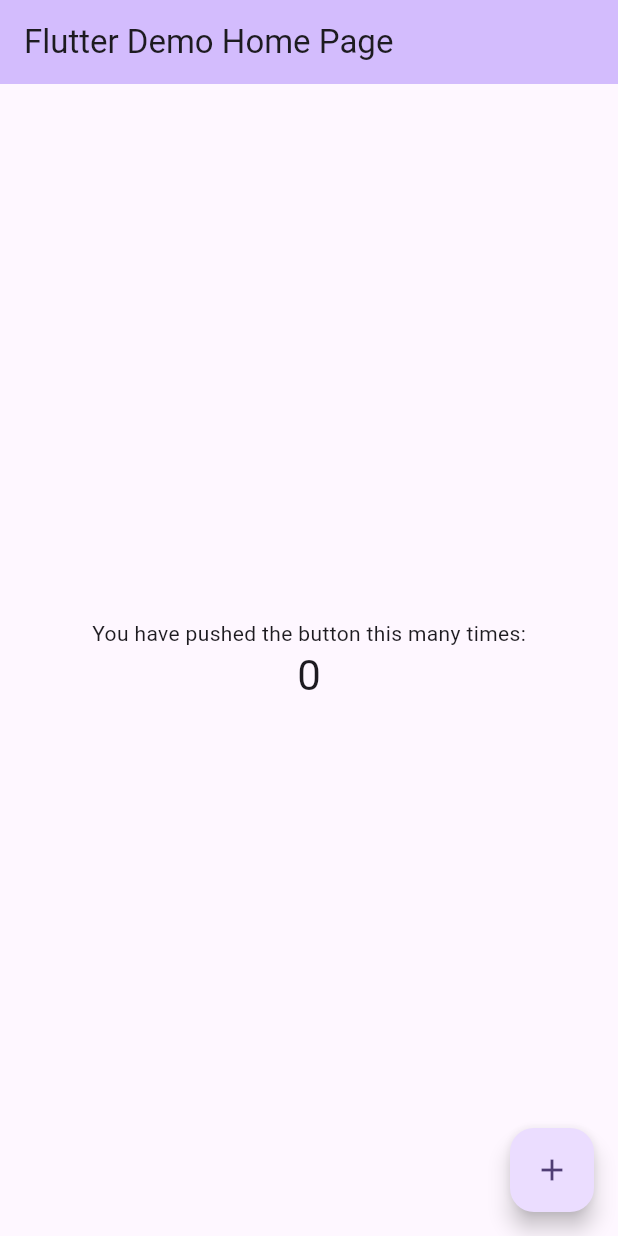
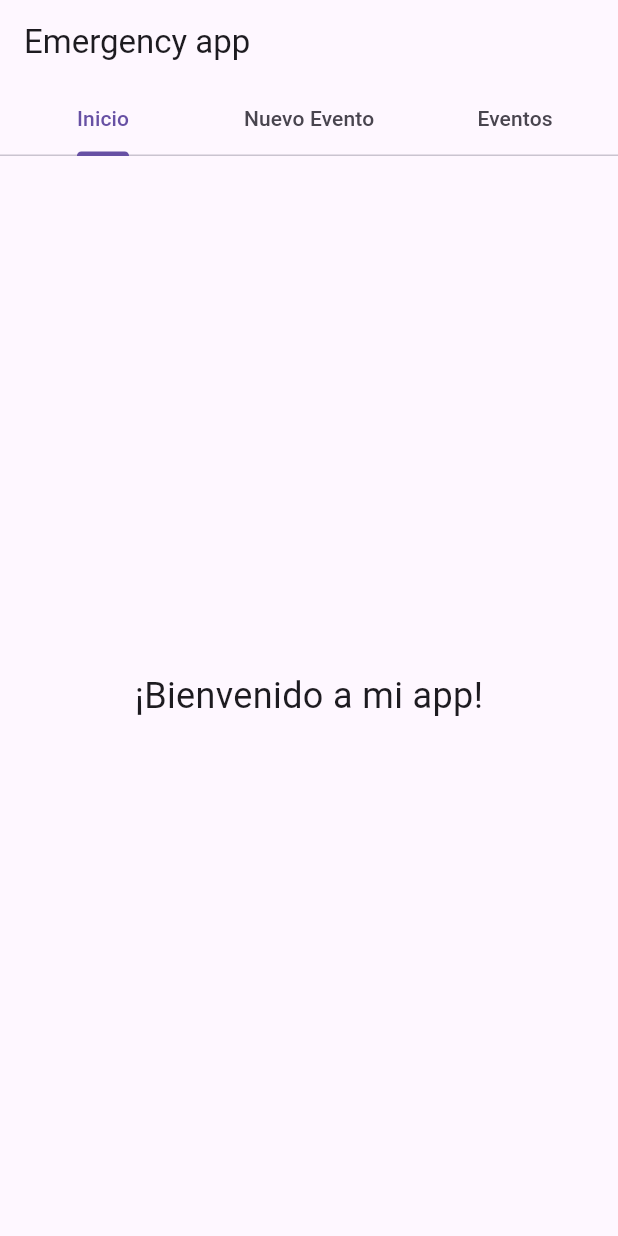
Before and after one commit to Russ120/Emergency_app, a Flutter app: the screen it shows after launch, on a phone screen of 412 x 824 dp. Run offline on Flutter 3.47's test engine with Material 3 defaults, Android fonts, the phone set to English and light mode, and no system bars; our stand-ins replace sqflite; accounts and stored records are empty.

Commit message:
Creacion de el apartado Nuevo registro y el menu

```diff
--- a/lib/db.dart
+++ b/lib/database/db.dart
@@ -1,6 +1,6 @@
 // ignore_for_file: unused_element, unused_local_variable, avoid_print
 
-import 'package:examen_2_emergency_app/evento.dart';
+import 'package:examen_2_emergency_app/database/evento.dart';
 import 'package:path/path.dart';
 import 'package:sqflite/sqflite.dart';
 
@@ -15,7 +15,7 @@ class DB {
           //este metodo es para decir que si no esta creada la base de datos se ejetara la primera ves esto
           onCreate: (db, version) {
         db.execute(
-            'CREATE  TABLE eventos (id INTEGER PRIMARY KEY, title TEXT, description TEXT, date TEXT, photo TEXT  )');
+            'CREATE TABLE eventos (id INTEGER PRIMARY KEY AUTOINCREMENT, title TEXT, description TEXT, date TEXT, photo TEXT)');
       },
           // Aqui se define la version para que luego pueda hacer otra operacion y aqui le digo que esta será la uno
           version: 1);
--- a/lib/evento.dart
+++ b/lib/database/evento.dart
@@ -1,14 +1,14 @@
 class Evento {
   // Caracteristicas / Propiedades
-  int id;
+  int? id;
   String title;
   String description;
-  DateTime date;
+  DateTime? date;
   String photo;
 
   //constructor
   Evento(
-      {required this.id,
+      {this.id,
       required this.title,
       required this.description,
       required this.date,
@@ -20,7 +20,7 @@ class Evento {
       "id": id,
       "title": title,
       "description": description,
-      "date": date.toIso8601String(),
+      "date": date!.toIso8601String(),
       "photo": photo
     };
   }
--- a/lib/main.dart
+++ b/lib/main.dart
@@ -1,125 +1,27 @@
+// ignore_for_file: prefer_const_literals_to_create_immutables, prefer_const_constructors, use_key_in_widget_constructors
+
 import 'package:flutter/material.dart';
+
+import 'pages/RegistrarEventos.dart';
+import 'pages/menu.dart';
 
 void main() {
   runApp(const MyApp());
 }
 
 class MyApp extends StatelessWidget {
-  const MyApp({super.key});
-
-  // This widget is the root of your application.
+  const MyApp({Key? key})
+      : super(key: key); // Corrección en la definición del constructor
   @override
   Widget build(BuildContext context) {
     return MaterialApp(
       title: 'Flutter Demo',
-      theme: ThemeData(
-        // This is the theme of your application.
-        //
-        // TRY THIS: Try running your application with "flutter run". You'll see
-        // the application has a purple toolbar. Then, without quitting the app,
-        // try changing the seedColor in the colorScheme below to Colors.green
-        // and then invoke "hot reload" (save your changes or press the "hot
-        // reload" button in a Flutter-supported IDE, or press "r" if you used
-        // the command line to start the app).
-        //
-        // Notice that the counter didn't reset back to zero; the application
-        // state is not lost during the reload. To reset the state, use hot
-        // restart instead.
-        //
-        // This works for code too, not just values: Most code changes can be
-        // tested with just a hot reload.
-        colorScheme: ColorScheme.fromSeed(seedColor: Colors.deepPurple),
-        useMaterial3: true,
-      ),
-      home: const MyHomePage(title: 'Flutter Demo Home Page'),
+      home:
+          TabMenuPage(), // Cambié WelcomePage() por TabMenuPage() para tener el menú en la página de inicio
+      routes: {
+        '/nuevo_evento': (context) => NuevoEventoForm(),
+      },
+      debugShowCheckedModeBanner: false, // Elimina la cinta de depuración
     );
   }
 }
-
-class MyHomePage extends StatefulWidget {
-  const MyHomePage({super.key, required this.title});
-
-  // This widget is the home page of your application. It is stateful, meaning
-  // that it has a State object (defined below) that contains fields that affect
-  // how it looks.
-
-  // This class is the configuration for the state. It holds the values (in this
-  // case the title) provided by the parent (in this case the App widget) and
-  // used by the build method of the State. Fields in a Widget subclass are
-  // always marked "final".
-
-  final String title;
-
-  @override
-  State<MyHomePage> createState() => _MyHomePageState();
-}
-
-class _MyHomePageState extends State<MyHomePage> {
-  int _counter = 0;
-
-  void _incrementCounter() {
-    setState(() {
-      // This call to setState tells the Flutter framework that something has
-      // changed in this State, which causes it to rerun the build method below
-      // so that the display can reflect the updated values. If we changed
-      // _counter without calling setState(), then the build method would not be
-      // called again, and so nothing would appear to happen.
-      _counter++;
-    });
-  }
-
-  @override
-  Widget build(BuildContext context) {
-    // This method is rerun every time setState is called, for instance as done
-    // by the _incrementCounter method above.
-    //
-    // The Flutter framework has been optimized to make rerunning build methods
-    // fast, so that you can just rebuild anything that needs updating rather
-    // than having to individually change instances of widgets.
-    return Scaffold(
-      appBar: AppBar(
-        // TRY THIS: Try changing the color here to a specific color (to
-        // Colors.amber, perhaps?) and trigger a hot reload to see the AppBar
-        // change color while the other colors stay the same.
-        backgroundColor: Theme.of(context).colorScheme.inversePrimary,
-        // Here we take the value from the MyHomePage object that was created by
-        // the App.build method, and use it to set our appbar title.
-        title: Text(widget.title),
-      ),
-      body: Center(
-        // Center is a layout widget. It takes a single child and positions it
-        // in the middle of the parent.
-        child: Column(
-          // Column is also a layout widget. It takes a list of children and
-          // arranges them vertically. By default, it sizes itself to fit its
-          // children horizontally, and tries to be as tall as its parent.
-          //
-          // Column has various properties to control how it sizes itself and
-          // how it positions its children. Here we use mainAxisAlignment to
-          // center the children vertically; the main axis here is the vertical
-          // axis because Columns are vertical (the cross axis would be
-          // horizontal).
-          //
-          // TRY THIS: Invoke "debug painting" (choose the "Toggle Debug Paint"
-          // action in the IDE, or press "p" in the console), to see the
-          // wireframe for each widget.
-          mainAxisAlignment: MainAxisAlignment.center,
-          children: <Widget>[
-            const Text(
-              'You have pushed the button this many times:',
-            ),
-            Text(
-              '$_counter',
-              style: Theme.of(context).textTheme.headlineMedium,
-            ),
-          ],
-        ),
-      ),
-      floatingActionButton: FloatingActionButton(
-        onPressed: _incrementCounter,
-        tooltip: 'Increment',
-        child: const Icon(Icons.add),
-      ), // This trailing comma makes auto-formatting nicer for build methods.
-    );
-  }
-}
--- /dev/null
+++ b/lib/pages/Portada.dart
@@ -0,0 +1,17 @@
+// ignore_for_file: prefer_const_constructors, use_key_in_widget_constructors
+
+import 'package:flutter/material.dart';
+
+class WelcomePage extends StatelessWidget {
+  @override
+  Widget build(BuildContext context) {
+    return Scaffold(
+      body: Center(
+        child: Text(
+          '¡Bienvenido a mi app!',
+          style: TextStyle(fontSize: 24.0),
+        ),
+      ),
+    );
+  }
+}
--- /dev/null
+++ b/lib/pages/menu.dart
@@ -0,0 +1,30 @@
+// ignore_for_file: prefer_const_constructors, prefer_const_literals_to_create_immutables, use_key_in_widget_constructors
+
+import 'package:flutter/material.dart';
+
+import 'Portada.dart';
+import 'RegistrarEventos.dart';
+
+class TabMenuPage extends StatelessWidget {
+  @override
+  Widget build(BuildContext context) {
+    return DefaultTabController(
+      length: 3, // Número de pestañas
+      child: Scaffold(
+        appBar: AppBar(
+          title: Text('Emergency app'),
+          bottom: TabBar(
+            tabs: [
+              Tab(text: 'Inicio'),
+              Tab(text: 'Nuevo Evento'),
+              Tab(text: 'Eventos'),
+            ],
+          ),
+        ),
+        body: TabBarView(
+          children: [WelcomePage(), NuevoEventoForm(), NuevoEventoForm()],
+        ),
+      ),
+    );
+  }
+}
```
Also changed, not shown: lib/pages/RegistrarEventos.dart (added, +101 -0 lines), lib/pages/TodosLosEventos.dart (added).
